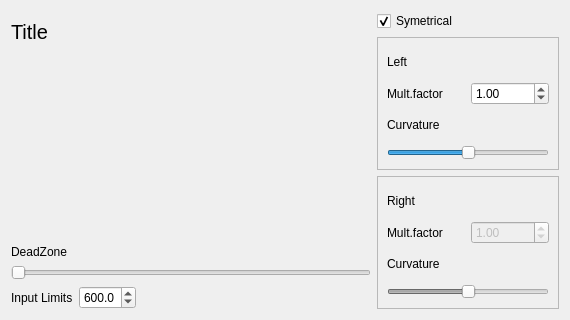
Before: the Qt Designer form branches/michal/src/qt_gui/scurve.ui in uglyDwarf/linuxtrack, drawn with Qt 5.
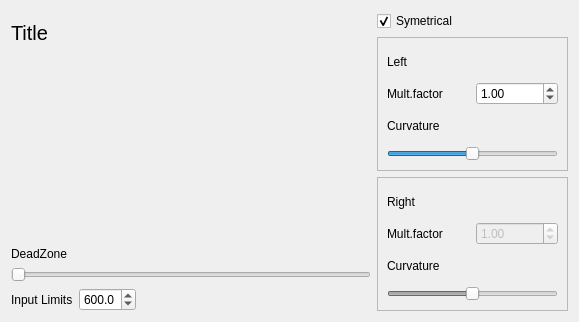
After: the same form once the commit is applied.

Diff of the .ui file:
```diff
--- a/branches/michal/src/qt_gui/scurve.ui
+++ b/branches/michal/src/qt_gui/scurve.ui
@@ -6,8 +6,8 @@
    <rect>
     <x>0</x>
     <y>0</y>
-    <width>570</width>
-    <height>320</height>
+    <width>579</width>
+    <height>322</height>
    </rect>
   </property>
   <property name="windowTitle">
@@ -149,7 +149,10 @@
               <item>
                <widget class="QDoubleSpinBox" name="SCLeftFactor">
                 <property name="minimum">
-                 <double>0.100000000000000</double>
+                 <double>0.000000000000000</double>
+                </property>
+                <property name="maximum">
+                 <double>10000.000000000000000</double>
                 </property>
                 <property name="singleStep">
                  <double>0.500000000000000</double>
@@ -219,7 +222,10 @@
                  <bool>false</bool>
                 </property>
                 <property name="minimum">
-                 <double>0.100000000000000</double>
+                 <double>0.000000000000000</double>
+                </property>
+                <property name="maximum">
+                 <double>10000.000000000000000</double>
                 </property>
                 <property name="singleStep">
                  <double>0.500000000000000</double>
```
